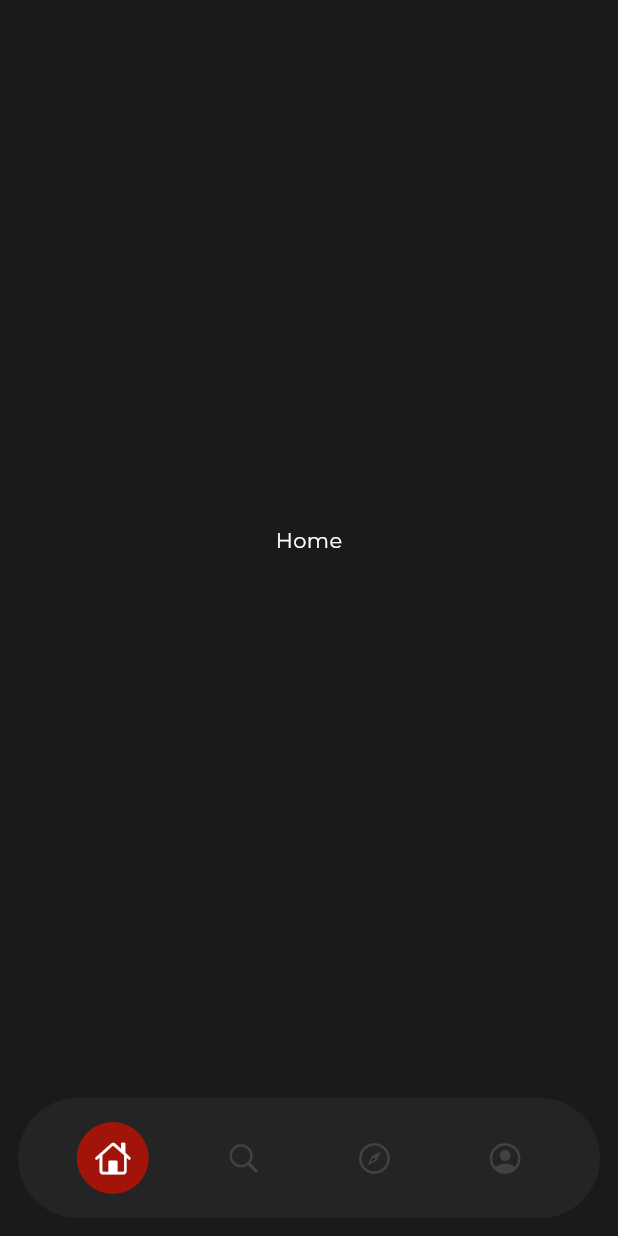
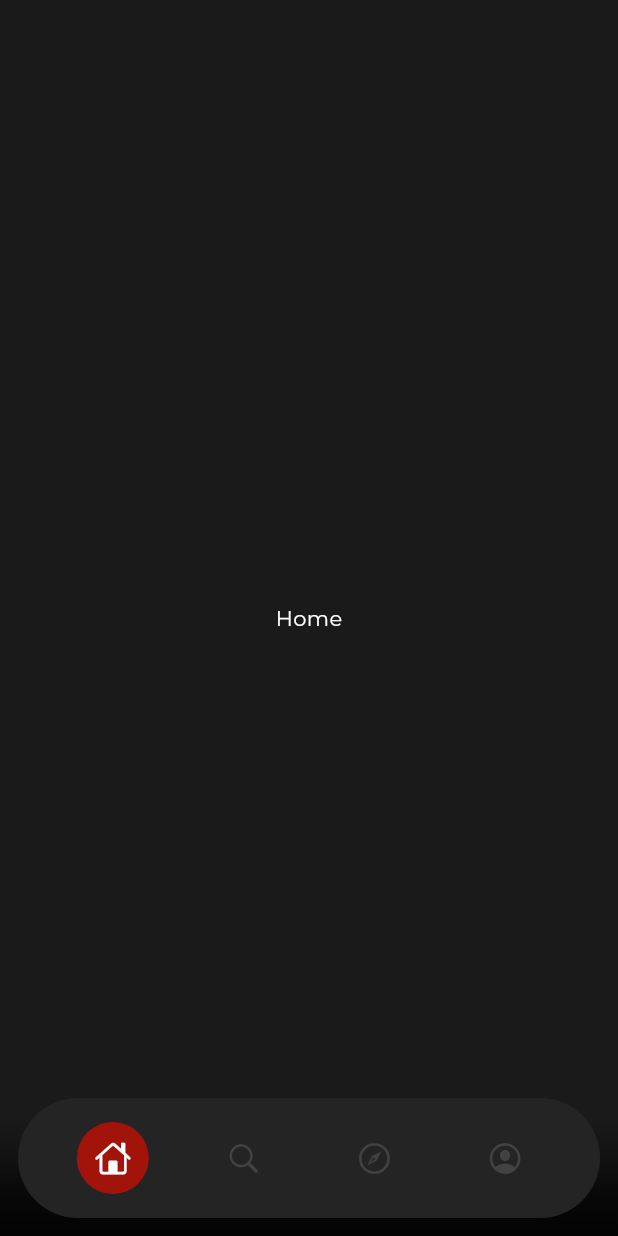
Before and after one commit to FilmMate/frontend, a Flutter app: the screen it shows after launch, on a phone screen of 412 x 824 dp. Run offline on Flutter 3.47's test engine with Material 3 defaults, Android fonts, the phone set to English and light mode, and no system bars; our stand-ins replace bloc, dartz, dio, flutter_bloc, freezed_annotation, get_it and 3 more.

Commit message:
refined navigator

```diff
--- a/lib/presentation/main_navigator/main_navigator.dart
+++ b/lib/presentation/main_navigator/main_navigator.dart
@@ -1,3 +1,5 @@
+import 'dart:ui';
+
 import 'package:film_mate/application/main_navigator/main_navigator_bloc.dart';
 import 'package:film_mate/core/colors.dart';
 import 'package:film_mate/core/menu_data.dart';
@@ -10,15 +12,43 @@ class MainNavigator extends StatelessWidget {
 
   @override
   Widget build(BuildContext context) {
+    final size = MediaQuery.of(context).size;
     return BlocBuilder<MainNavigatorBloc, MainNavigatorState>(
       builder: (context, state) {
         return Scaffold(
+          extendBody: true,
           backgroundColor: kBackgroundColor,
           bottomNavigationBar: const Padding(
             padding: EdgeInsets.all(12.0),
             child: BottomNavBar(),
           ),
-          body: screens[state.currentSelected],
+          body: Stack(
+            alignment: AlignmentDirectional.bottomCenter,
+            children: [
+              screens[state.currentSelected],
+              Container(
+                width: size.width,
+                height: 80,
+                decoration: BoxDecoration(
+                  gradient: LinearGradient(
+                    begin: Alignment.topCenter,
+                    end: Alignment.bottomCenter,
+                    // stops: [
+                    //   0.0,
+                    //   1.0
+                    // ], // Adjust the gradient stops for smoother transition
+                    colors: [
+                      Colors.black.withOpacity(0.0),
+                      Colors.black.withOpacity(0.3),
+                      Colors.black.withOpacity(0.7),
+                      Colors.black
+                          .withOpacity(0.9), // Increase opacity gradually
+                    ],
+                  ),
+                ),
+              )
+            ],
+          ),
         );
       },
     );
--- a/lib/presentation/widgets/bottom_nav_bar.dart
+++ b/lib/presentation/widgets/bottom_nav_bar.dart
@@ -1,3 +1,4 @@
+import 'package:film_mate/core/colors.dart';
 import 'package:film_mate/core/menu_data.dart';
 import 'package:film_mate/presentation/widgets/nav_item.dart';
 import 'package:flutter/material.dart';
@@ -12,8 +13,9 @@ class BottomNavBar extends StatelessWidget {
     return Container(
       height: 80,
       decoration: BoxDecoration(
-          color: const Color.fromARGB(255, 37, 36, 36),
-          borderRadius: BorderRadius.circular(85)),
+        color: kBottomNavColor,
+        borderRadius: BorderRadius.circular(85),
+      ),
       child: Row(
         mainAxisAlignment: MainAxisAlignment.spaceEvenly,
         children: [
--- a/pubspec.yaml
+++ b/pubspec.yaml
@@ -16,7 +16,7 @@ publish_to: 'none' # Remove this line if you wish to publish to pub.dev
 # https://developer.apple.com/library/archive/documentation/General/Reference/InfoPlistKeyReference/Articles/CoreFoundationKeys.html
 # In Windows, build-name is used as the major, minor, and patch parts
 # of the product and file versions while build-number is used as the build suffix.
-version: 1.17.0+1
+version: 1.18.0+1
 
 environment:
   sdk: '>=3.3.1 <4.0.0'
```
